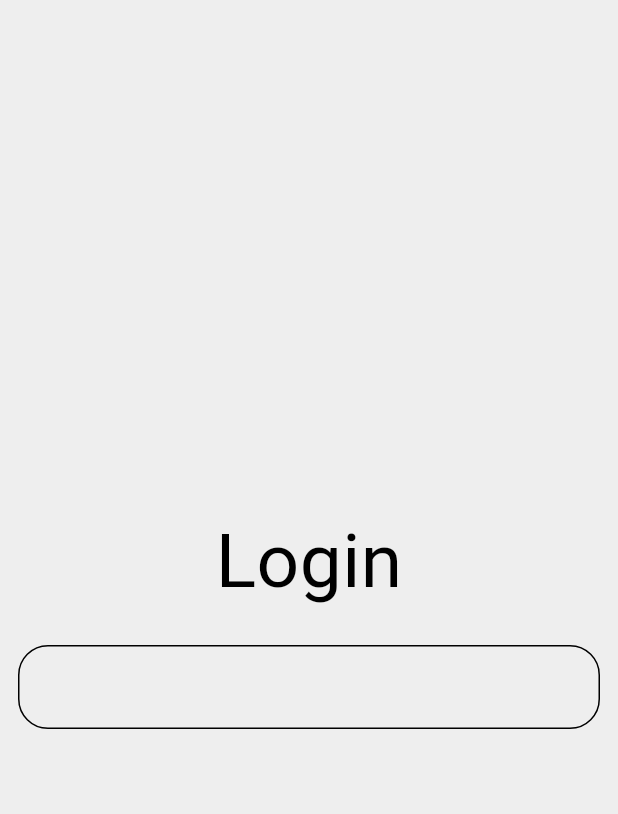
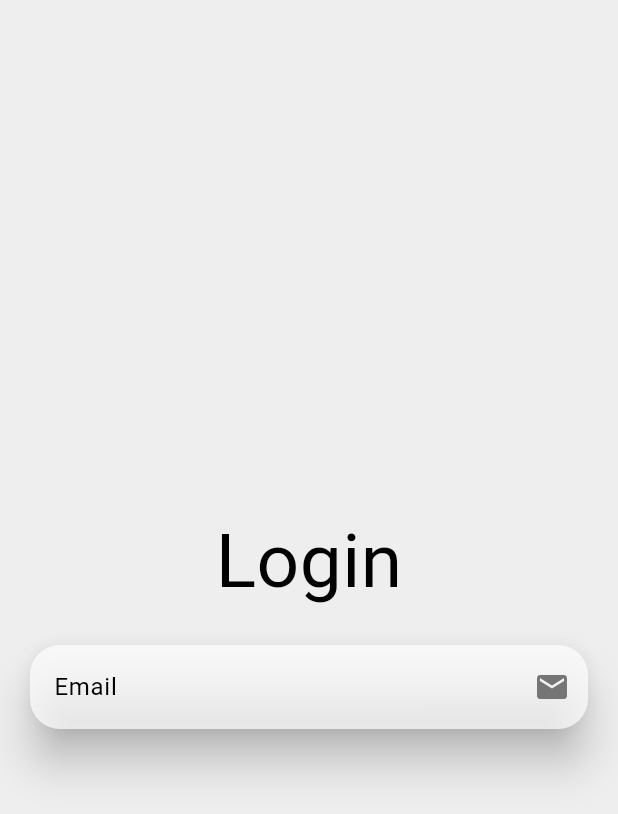
Before and after one commit to Zephyr224/Food-Delivery-App, a Flutter app: the screen it shows after launch, on a phone screen of 412 x 824 dp. Shown: the top 814 px of the screen. Run offline on Flutter 3.47's test engine with Material 3 defaults, Android fonts, the phone set to English and light mode, and no system bars; our stand-ins replace firebase_core; accounts and stored records are empty.

Commit message:
Decided to try a somewhat neumorphic design for textfields

```diff
--- a/lib/src/example_feature/common/constants.dart
+++ b/lib/src/example_feature/common/constants.dart
@@ -0,0 +1,3 @@
+const double textFieldPadding = 20;
+const double textFieldRadius = 20;
+const double pageHeaderFontSize = 50;
--- a/lib/src/example_feature/views/login_page.dart
+++ b/lib/src/example_feature/views/login_page.dart
@@ -1,4 +1,6 @@
 import 'package:flutter/material.dart';
+
+import '../common/constants.dart';
 
 class LoginPage extends StatefulWidget {
   const LoginPage({super.key});
@@ -27,6 +29,7 @@ class _LoginPageState extends State<LoginPage> {
   @override
   Widget build(BuildContext context) {
     return Scaffold(
+      resizeToAvoidBottomInset: true,
       body: Center(
         child: Column(
           mainAxisAlignment: MainAxisAlignment.center,
@@ -34,18 +37,18 @@ class _LoginPageState extends State<LoginPage> {
             const Text(
               "Login",
               style: TextStyle(
-                fontSize: 50,
+                fontSize: pageHeaderFontSize,
               ),
             ),
             const SizedBox(height: 20),
-            Padding(
-              padding: const EdgeInsets.symmetric(horizontal: 12),
-              child: TextField(
-                decoration: InputDecoration(
-                  border: OutlineInputBorder(
-                    borderRadius: BorderRadius.circular(20),
-                  ),
-                ),
+            AppTextField(
+              controller: emailController,
+              labelText: "Email",
+              textInputType: TextInputType.emailAddress,
+              suffixIcon: Icon(
+                Icons.email,
+                color: Colors
+                    .grey.shade600, // TODO: implement initState set in themes
               ),
             ),
           ],
@@ -54,3 +57,56 @@ class _LoginPageState extends State<LoginPage> {
     );
   }
 }
+
+// ignore: must_be_immutable
+class AppTextField extends StatelessWidget {
+  const AppTextField({
+    super.key,
+    required this.controller,
+    required this.suffixIcon,
+    required this.labelText,
+    this.textInputType = TextInputType.none,
+    this.obscure = false,
+  });
+
+  final TextEditingController controller;
+  final Icon? suffixIcon;
+  final TextInputType? textInputType;
+  final String labelText;
+  final bool obscure;
+
+  @override
+  Widget build(BuildContext context) {
+    return Padding(
+      padding: const EdgeInsets.symmetric(horizontal: textFieldPadding),
+      child: Material(
+        elevation: 12,
+        color: Colors.white70,
+        borderRadius: BorderRadius.circular(textFieldRadius),
+        child: TextField(
+          controller: controller,
+          keyboardType: textInputType,
+          obscureText: obscure,
+
+          decoration: InputDecoration(
+            suffixIcon: suffixIcon,
+            labelText: labelText,
+            border: OutlineInputBorder(
+              borderRadius: BorderRadius.circular(textFieldRadius),
+              borderSide: BorderSide.none
+            ),
+            focusColor: const Color.fromARGB(255, 25, 99, 209), // in themes
+            errorBorder: OutlineInputBorder(
+              borderRadius: BorderRadius.circular(10),
+              borderSide: BorderSide(color: Colors.red.shade900),
+            ),
+            focusedErrorBorder: OutlineInputBorder(
+              borderRadius: BorderRadius.circular(10),
+              borderSide: BorderSide(color: Colors.red.shade900),
+            ),
+          ),
+        ),
+      ),
+    );
+  }
+}
```
